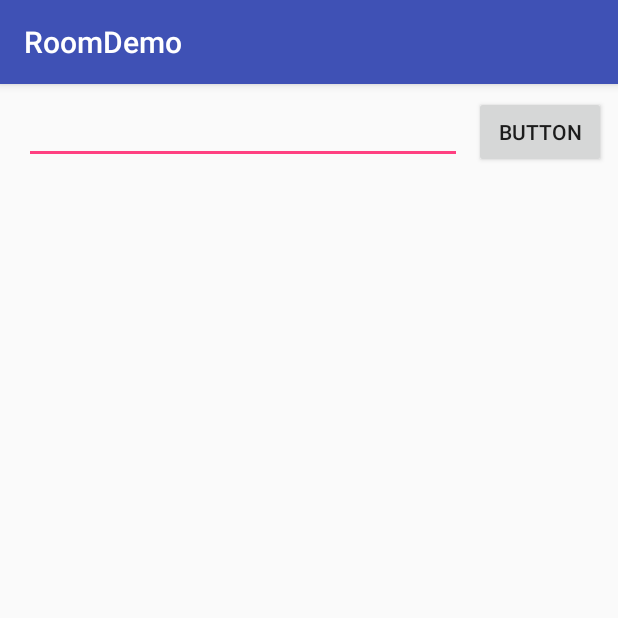
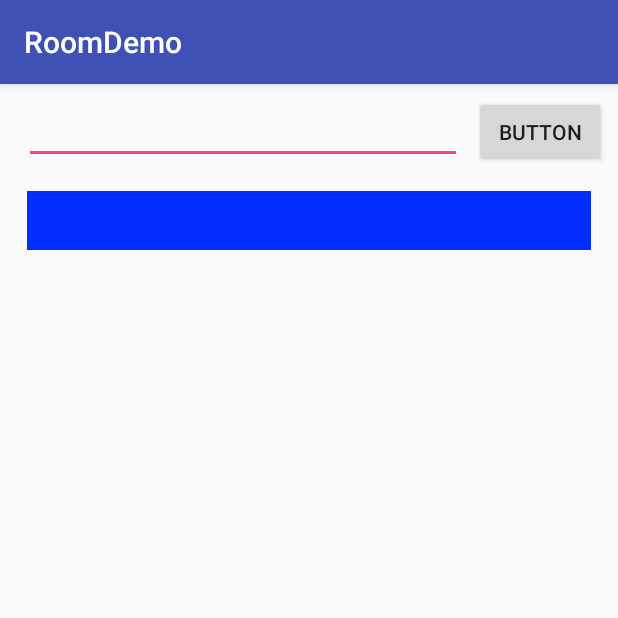
Before and after one commit to MadhanAD/roomDemo, an Android app: the screen it shows after launch (MainActivity), after a tap on "BUTTON", on a phone screen of 412 x 824 dp, the top half of it. Run offline under Robolectric (Android 15) with nearby library versions, the phone set to English and light mode, and no system bars; our stand-ins replace Room's generated code; libraries missing offline, so code that uses them is left out: android.arch.persistence.

Commit message:
code update

```diff
--- a/app/src/main/AndroidManifest.xml
+++ b/app/src/main/AndroidManifest.xml
@@ -16,6 +16,7 @@
                 <category android:name="android.intent.category.LAUNCHER" />
             </intent-filter>
         </activity>
+        <activity android:name=".SecondActivity"/>
     </application>
 
 </manifest>
--- a/app/src/main/java/in/dreamcode/roomdemo/Dao/AppDatabase.kt
+++ b/app/src/main/java/in/dreamcode/roomdemo/Dao/AppDatabase.kt
@@ -15,7 +15,7 @@ abstract class AppDatabase : RoomDatabase() {
     companion object {
         private var INSTANCE: AppDatabase? = null
 
-        val MIGRATION: Migration = object : Migration(2, 3) {
+        private val MIGRATION: Migration = object : Migration(2, 3) {
             override fun migrate(database: SupportSQLiteDatabase) {
                 // Since we didn't alter the table, there's nothing else to do here.
             }
--- a/app/src/main/java/in/dreamcode/roomdemo/Dao/DbDao.kt
+++ b/app/src/main/java/in/dreamcode/roomdemo/Dao/DbDao.kt
@@ -18,6 +18,6 @@ interface DbDao {
     fun getAllNote(): List<NoteModel>
 
     @Query("SELECT * FROM NoteModel WHERE id= :noteId")
-    fun getNoteById(noteId: Int): NoteModel
+    fun getNoteById(noteId: Long): NoteModel
 
 }
--- a/app/src/main/java/in/dreamcode/roomdemo/Dao/NoteModel.kt
+++ b/app/src/main/java/in/dreamcode/roomdemo/Dao/NoteModel.kt
@@ -6,11 +6,12 @@ import android.arch.persistence.room.PrimaryKey
 import android.os.Parcel
 import android.os.Parcelable
 
+
 @Entity(tableName = "NoteModel")
 class NoteModel() : Parcelable {
-    @PrimaryKey
+    @PrimaryKey(autoGenerate = true)
     @ColumnInfo(name = "id")
-    var id: Long? = 0
+    var id: Long? = null
     @ColumnInfo(name = "title")
     var title: String = ""
     @ColumnInfo(name = "description")
@@ -46,5 +47,4 @@ class NoteModel() : Parcelable {
             return arrayOfNulls(size)
         }
     }
-
 }
--- a/app/src/main/java/in/dreamcode/roomdemo/MainActivity.kt
+++ b/app/src/main/java/in/dreamcode/roomdemo/MainActivity.kt
@@ -1,8 +1,9 @@
 package `in`.dreamcode.roomdemo
 
+import `in`.dreamcode.roomdemo.Dao.AppDatabase
 import `in`.dreamcode.roomdemo.Dao.DbDao
-import `in`.dreamcode.roomdemo.Dao.AppDatabase
 import `in`.dreamcode.roomdemo.Dao.NoteModel
+import android.content.Intent
 import android.os.Bundle
 import android.support.v7.app.AppCompatActivity
 import android.support.v7.widget.LinearLayoutManager
@@ -18,7 +19,6 @@ class MainActivity : AppCompatActivity(), View.OnClickListener {
     override fun onClick(view: View?) {
 
         val noteModel = NoteModel()
-        noteModel.id = System.currentTimeMillis()
         noteModel.title = mInputText?.text.toString()
         noteModel.dataTime = System.currentTimeMillis()
         noteModel.description = noteModel.title.plus(noteModel.dataTime)
@@ -28,8 +28,8 @@ class MainActivity : AppCompatActivity(), View.OnClickListener {
         mInputText?.setText("")
     }
 
-    private fun log(info: String){
-        Log.e("MainActivity ",info)
+    private fun log(info: String) {
+        Log.e("MainActivity ", info)
     }
 
     private var mInputText: EditText? = null
@@ -70,20 +70,27 @@ class MainActivity : AppCompatActivity(), View.OnClickListener {
         noteAdapter = RvAdapter(noteList, this@MainActivity)
         mRcView?.adapter = noteAdapter
 
+        noteAdapter?.setOnItemClickListener(mOnItemClickListener)
+
     }
 
     private fun getAllNotes() {
         val listData = mDbDao?.getAllNote() as List<NoteModel>
 
         noteList.clear()
-        for (i in listData.indices){
+        for (i in listData.indices) {
             noteList.add(listData[i])
         }
 
         noteAdapter?.notifyDataSetChanged()
+    }
 
-        log("noteList ".plus(noteList.size))
-        log("noteAdapterList ".plus(noteAdapter?.itemCount))
+    private val mOnItemClickListener: RvAdapter.OnItemClickListener = object : RvAdapter.OnItemClickListener {
+        override fun onClick(position: Int) {
+            val secondIntent = Intent(this@MainActivity, SecondActivity::class.java)
+            secondIntent.putExtra(SecondActivity.MODEL_ID, noteList[position].id)
+            startActivity(secondIntent)
+        }
+    }
 
-    }
 }
--- a/app/src/main/java/in/dreamcode/roomdemo/RvAdapter.kt
+++ b/app/src/main/java/in/dreamcode/roomdemo/RvAdapter.kt
@@ -2,17 +2,23 @@ package `in`.dreamcode.roomdemo
 
 import `in`.dreamcode.roomdemo.Dao.NoteModel
 import android.content.Context
+import android.support.v7.widget.RecyclerView
+import android.view.LayoutInflater
 import android.view.View
 import android.view.ViewGroup
 import android.widget.TextView
-import android.support.v7.widget.RecyclerView
-import android.view.LayoutInflater
 
 class RvAdapter(private var noteList: List<NoteModel>, private var context: Context) : RecyclerView.Adapter<RvAdapter.Holder>() {
 
+    var mOnItemClickListener: OnItemClickListener? = null
+
+    fun setOnItemClickListener(onItemClickListener: OnItemClickListener) {
+        mOnItemClickListener = onItemClickListener
+    }
+
     override fun onCreateViewHolder(parent: ViewGroup, viewType: Int): Holder {
 
-        val view = LayoutInflater.from(context).inflate(R.layout.row_recycler_view,parent,false)
+        val view = LayoutInflater.from(context).inflate(R.layout.row_recycler_view, parent, false)
         return Holder(view)
     }
 
@@ -24,6 +30,12 @@ class RvAdapter(private var noteList: List<NoteModel>, private var context: Cont
 
         val model: NoteModel = getItem(position)
         holder.titleText.text = model.title
+
+        if (mOnItemClickListener != null) {
+            holder.titleText.setOnClickListener({
+                mOnItemClickListener?.onClick(position)
+            })
+        }
     }
 
     private fun getItem(position: Int): NoteModel {
@@ -33,4 +45,8 @@ class RvAdapter(private var noteList: List<NoteModel>, private var context: Cont
     class Holder(itemView: View) : RecyclerView.ViewHolder(itemView) {
         val titleText: TextView = itemView.findViewById(R.id.row_text_view_title)
     }
+
+    interface OnItemClickListener {
+        fun onClick(position: Int)
+    }
 }
--- a/app/src/main/res/layout/row_recycler_view.xml
+++ b/app/src/main/res/layout/row_recycler_view.xml
@@ -2,11 +2,14 @@
 <LinearLayout xmlns:android="http://schemas.android.com/apk/res/android"
     android:layout_width="match_parent"
     android:layout_height="wrap_content"
-    android:padding="10dp"
+    android:layout_margin="10dp"
     android:orientation="vertical">
 
     <TextView
         android:id="@+id/row_text_view_title"
+        android:padding="10dp"
+        android:textColor="#fff"
+        android:background="#022fff"
         android:layout_width="match_parent"
         android:layout_height="wrap_content" />
 
```
Also changed, not shown: app/src/main/java/in/dreamcode/roomdemo/SecondActivity.kt (added, +41 -0 lines), app/src/main/res/layout/activity_second.xml (added, +17 -0 lines).
